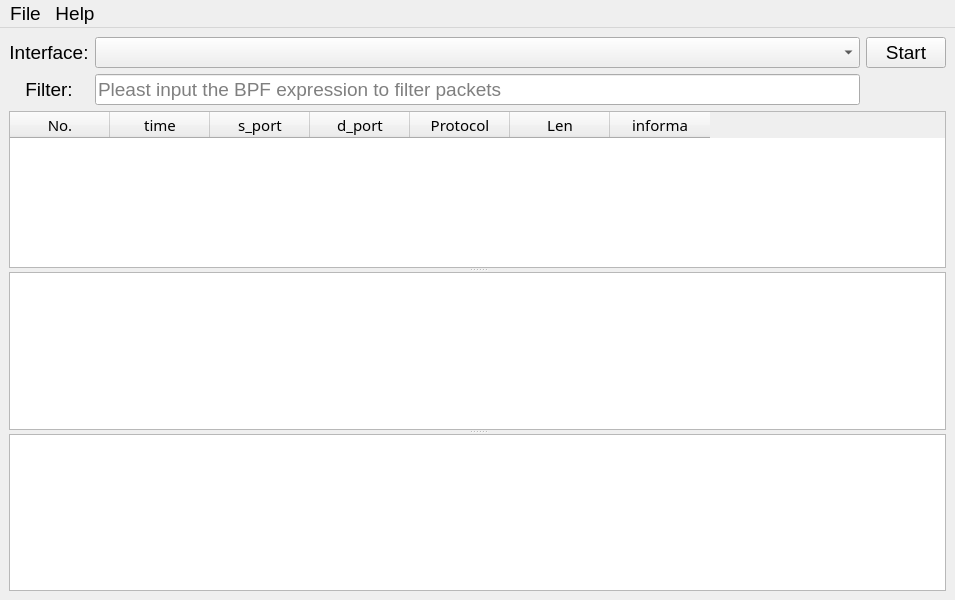
QL20191103/My_Sniffer, file Sniffer/src/ui/main.ui: the form before one commit.
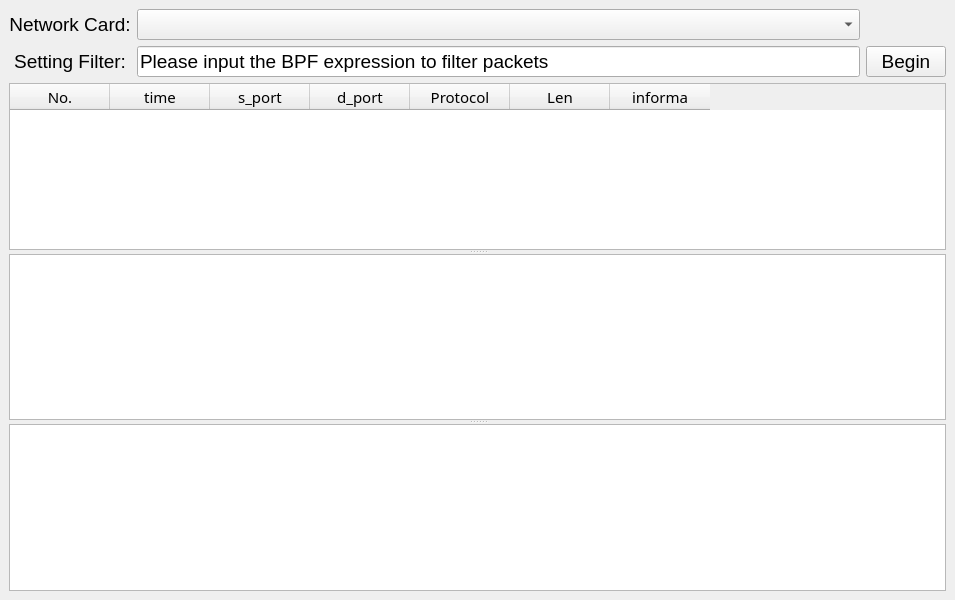
The form after the commit.

```diff
--- a/Sniffer/src/ui/main.ui
+++ b/Sniffer/src/ui/main.ui
@@ -23,7 +23,7 @@
     <item row="0" column="0">
      <widget class="QLabel" name="label">
       <property name="text">
-       <string>Interface:</string>
+       <string>Network Card:</string>
       </property>
       <property name="alignment">
        <set>Qt::AlignCenter</set>
@@ -33,23 +33,6 @@
     <item row="0" column="1">
      <widget class="QComboBox" name="interfaceBox"/>
     </item>
-    <item row="0" column="2">
-     <widget class="QPushButton" name="startButton">
-      <property name="text">
-       <string>Start</string>
-      </property>
-     </widget>
-    </item>
-    <item row="1" column="0">
-     <widget class="QLabel" name="label_2">
-      <property name="text">
-       <string>Filter:</string>
-      </property>
-      <property name="alignment">
-       <set>Qt::AlignCenter</set>
-      </property>
-     </widget>
-    </item>
     <item row="1" column="1">
      <widget class="QLineEdit" name="filterEdit">
       <property name="font">
@@ -57,11 +40,24 @@
         <pointsize>14</pointsize>
        </font>
       </property>
+      <property name="text">
+       <string>Please input the BPF expression to filter packets</string>
+      </property>
       <property name="placeholderText">
        <string>Pleast input the BPF expression to filter packets</string>
       </property>
      </widget>
     </item>
+    <item row="1" column="0">
+     <widget class="QLabel" name="label_2">
+      <property name="text">
+       <string>Setting Filter:</string>
+      </property>
+      <property name="alignment">
+       <set>Qt::AlignCenter</set>
+      </property>
+     </widget>
+    </item>
     <item row="2" column="0" colspan="3">
      <widget class="QSplitter" name="splitter">
       <property name="orientation">
@@ -136,32 +132,15 @@
       </widget>
      </widget>
     </item>
+    <item row="1" column="2">
+     <widget class="QPushButton" name="startButton">
+      <property name="text">
+       <string>Begin</string>
+      </property>
+     </widget>
+    </item>
    </layout>
   </widget>
-  <widget class="QMenuBar" name="menubar">
-   <property name="geometry">
-    <rect>
-     <x>0</x>
-     <y>0</y>
-     <width>955</width>
-     <height>37</height>
-    </rect>
-   </property>
-   <widget class="QMenu" name="menuFile">
-    <property name="title">
-     <string>File</string>
-    </property>
-    <addaction name="actionExit"/>
-   </widget>
-   <widget class="QMenu" name="menuHelp">
-    <property name="title">
-     <string>Help</string>
-    </property>
-    <addaction name="actionAbout"/>
-   </widget>
-   <addaction name="menuFile"/>
-   <addaction name="menuHelp"/>
-  </widget>
   <action name="actionExit">
    <property name="text">
     <string>Exit</string>
```
